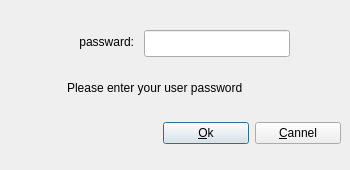
Above: passwarddialog.ui from lenky0401/fcitx-qimpanel-configtool before the change. Below: the same form after it.
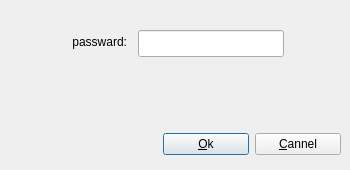
That is the form after the change.

What changed in the file:
```diff
--- a/passwarddialog.ui
+++ b/passwarddialog.ui
@@ -28,7 +28,7 @@
   <widget class="QLabel" name="labelpassward">
    <property name="geometry">
     <rect>
-     <x>23</x>
+     <x>16</x>
      <y>32</y>
      <width>111</width>
      <height>20</height>
@@ -53,7 +53,7 @@
   <widget class="QLineEdit" name="lineEditpassward">
    <property name="geometry">
     <rect>
-     <x>144</x>
+     <x>138</x>
      <y>30</y>
      <width>146</width>
      <height>27</height>
@@ -63,21 +63,21 @@
   <widget class="QLabel" name="labelMsg">
    <property name="geometry">
     <rect>
-     <x>67</x>
-     <y>78</y>
-     <width>291</width>
-     <height>20</height>
+     <x>53</x>
+     <y>60</y>
+     <width>261</width>
+     <height>61</height>
     </rect>
    </property>
    <property name="text">
-    <string>Please enter your user password</string>
+    <string/>
    </property>
   </widget>
-  <widget class="QWidget" name="">
+  <widget class="QWidget" name="layoutWidget">
    <property name="geometry">
     <rect>
      <x>163</x>
-     <y>119</y>
+     <y>130</y>
      <width>178</width>
      <height>29</height>
     </rect>
```
